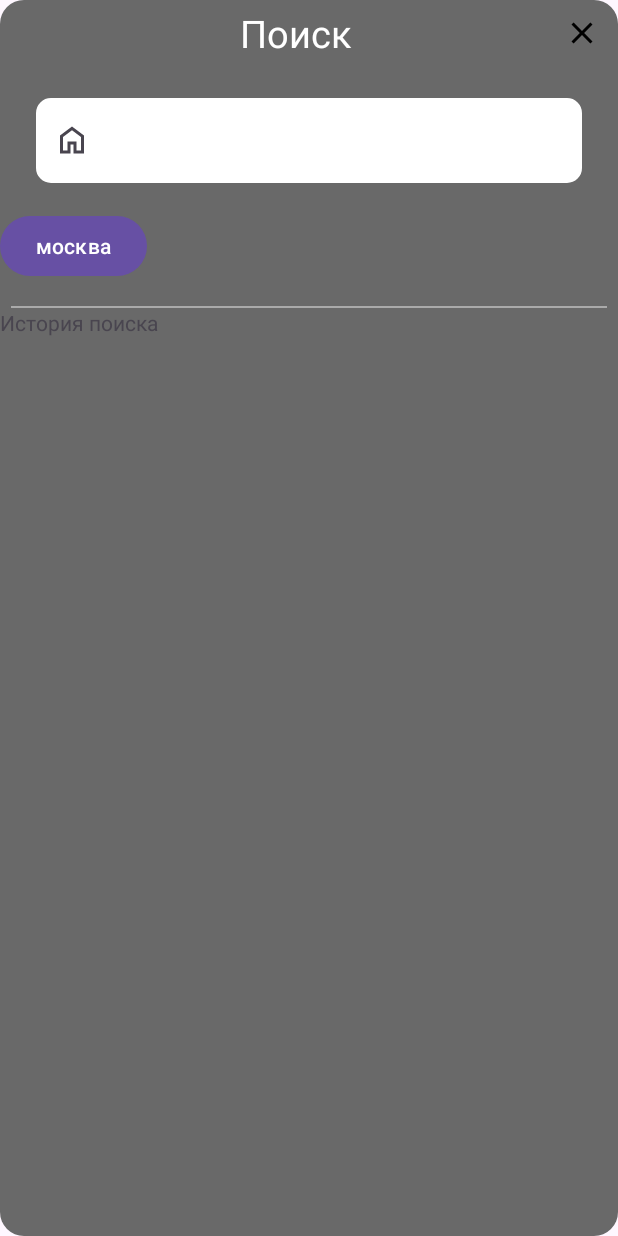
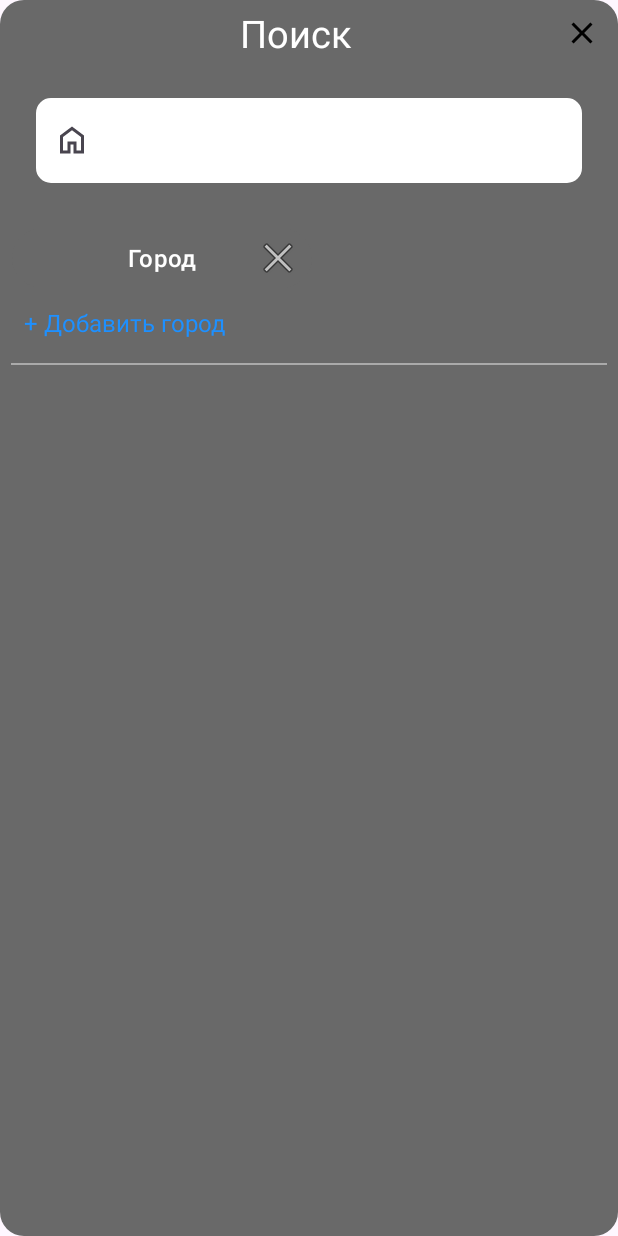
Before and after one commit to IlnazNsrv/HH, an Android app: the layout dialog_search.xml on its own in the app's theme, with its tools: preview values and no code run, on a phone screen of 412 x 824 dp. Run offline under Robolectric (Android 15) with nearby library versions, the phone set to English and light mode, and no system bars.

Commit message:
Custom Area button added in search fragment and fixed SearchViewModel

```diff
--- a/app/src/main/java/com/example/hh/core/ProvideViewModel.kt
+++ b/app/src/main/java/com/example/hh/core/ProvideViewModel.kt
@@ -60,7 +60,7 @@ interface ProvideViewModel {
 
             FavoriteVacanciesViewModel::class.java.simpleName -> FavoriteVacanciesViewModule(core).viewModel()
 
-            SearchViewModel::class.java.simpleName -> SearchViewModule(core).viewModel()
+            SearchViewModel::class.java.simpleName -> SearchViewModule(core, FiltersViewModule.coreFilters).viewModel()
 
             else -> throw IllegalStateException("unknown class: $tag")
 
--- a/app/src/main/java/com/example/hh/filters/presentation/FiltersViewModel.kt
+++ b/app/src/main/java/com/example/hh/filters/presentation/FiltersViewModel.kt
@@ -38,7 +38,6 @@ class FiltersViewModel(
             employmentButtonLiveDataWrapper: FilterButtonsLiveDataWrapper<FilterButtonUi>,
             searchFieldButtonLiveDataWrapper: FilterButtonsLiveDataWrapper<FilterButtonUi>,
             customAreaButtonViewModel: CustomAreaButtonViewModel,
-
             )
     }
 
@@ -59,7 +58,6 @@ class FiltersViewModel(
             employmentButtonLiveDataWrapper,
             searchFieldButtonLiveDataWrapper,
             customAreaButtonViewModel,
-
             )
     }
 
--- a/app/src/main/java/com/example/hh/views/button/areabutton/CustomAreaButton.kt
+++ b/app/src/main/java/com/example/hh/views/button/areabutton/CustomAreaButton.kt
@@ -8,6 +8,7 @@ import android.view.View
 import android.widget.RelativeLayout
 import androidx.fragment.app.FragmentManager
 import androidx.lifecycle.findViewTreeLifecycleOwner
+import com.example.hh.R
 import com.example.hh.databinding.AreaButtonBinding
 
 class CustomAreaButton : RelativeLayout, UpdateCustomAreaButton {
@@ -65,6 +66,7 @@ class CustomAreaButton : RelativeLayout, UpdateCustomAreaButton {
             this.visibility = View.GONE
             binding.cityName.text = ""
         } else {
+            binding.cityName.setTextColor(resources.getColor(R.color.white))
             binding.cityName.text = areaPair.second
             this.visibility = View.VISIBLE
         }
--- a/app/src/main/res/layout/dialog_search.xml
+++ b/app/src/main/res/layout/dialog_search.xml
@@ -4,7 +4,6 @@
     android:layout_width="match_parent"
     android:layout_height="match_parent"
     android:background="@drawable/rounded_background"
-
     android:orientation="vertical"
     tools:context=".search.presentation.screen.SearchFragment">
 
@@ -41,11 +40,20 @@
         android:layout_width="match_parent"
         android:layout_height="wrap_content" />
 
-    <Button
+    <com.example.hh.views.button.areabutton.CustomAreaButton
         android:id="@+id/cityButton"
         android:layout_width="wrap_content"
         android:layout_height="wrap_content"
         tools:text="москва" />
+
+    <TextView
+        android:id="@+id/addAreaButton"
+        android:textColor="@color/DodgerBlue"
+        android:text="+ Добавить город"
+        android:textSize="16sp"
+        android:paddingStart="16dp"
+        android:layout_width="wrap_content"
+        android:layout_height="wrap_content"/>
 
     <View
         android:layout_width="match_parent"
@@ -55,6 +63,7 @@
         android:background="@android:color/darker_gray" />
 
     <TextView
+        android:visibility="gone"
         android:layout_width="match_parent"
         android:layout_height="wrap_content"
         android:text="История поиска" />
```
Also changed, not shown: app/src/main/java/com/example/hh/search/di/SearchViewModule.kt (+17 -1 lines), app/src/main/java/com/example/hh/search/presentation/SearchViewModel.kt (+32 -5 lines), app/src/main/java/com/example/hh/search/presentation/screen/SearchFragment.kt (+14 -29 lines), app/src/main/res/layout/fragment_search_dialog.xml (renamed from app/src/main/res/layout/search_dialog_test.xml, +13 -3 lines).
